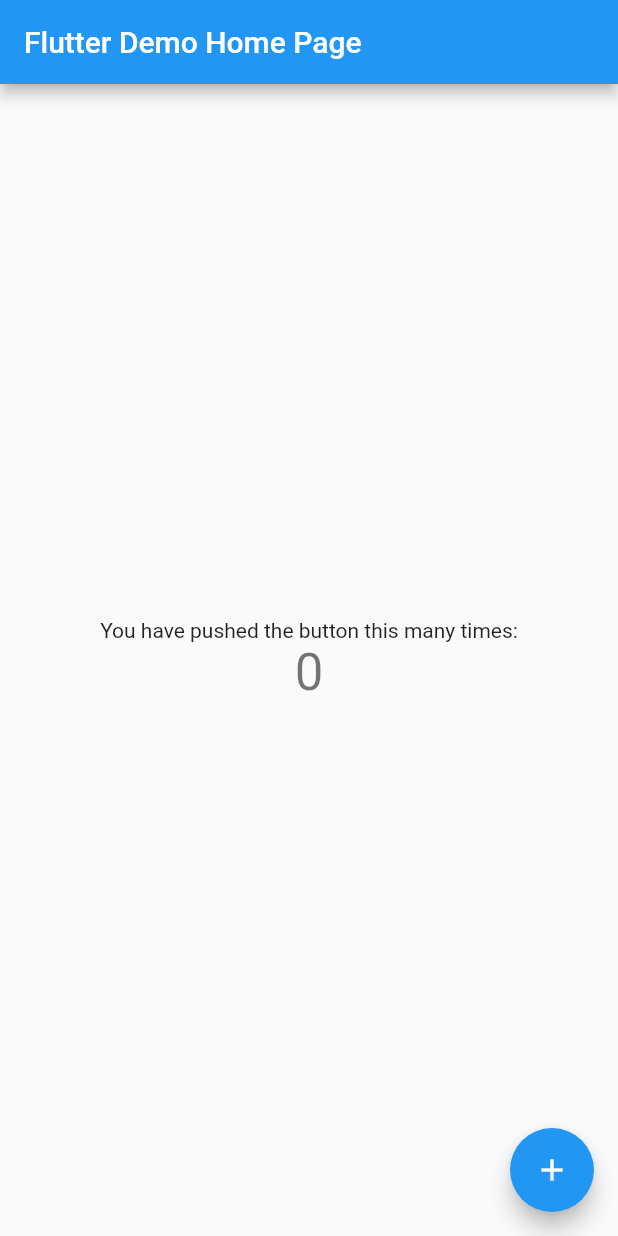
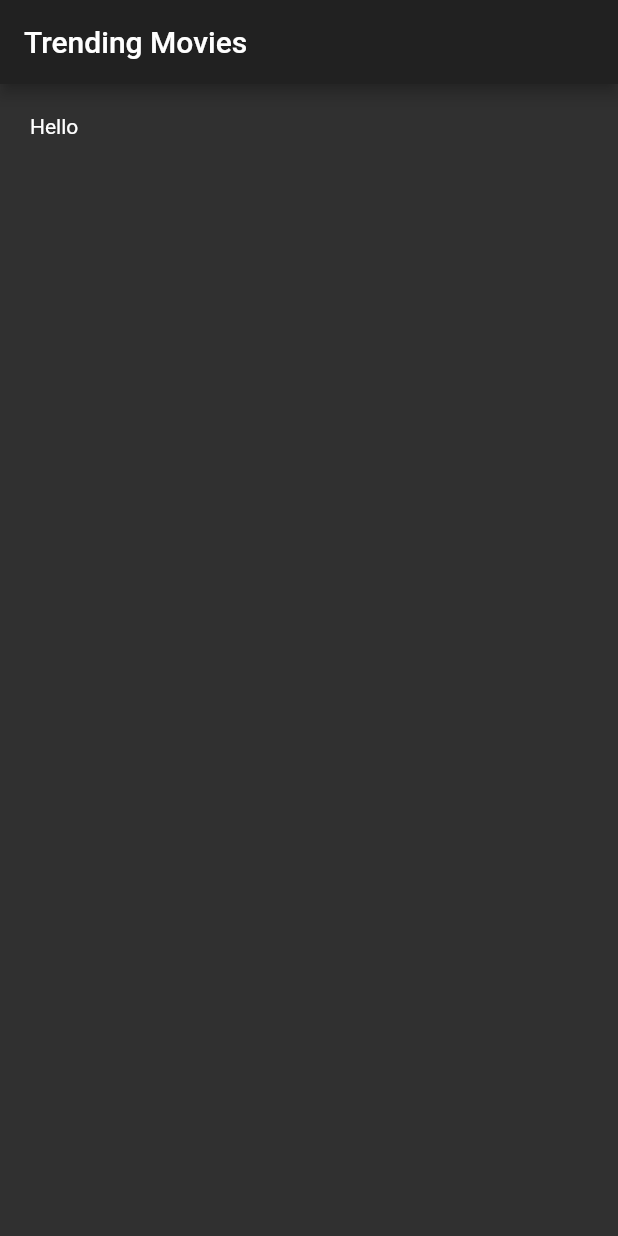
Before and after one commit to Giugiur/trending_movies, a Flutter app: the screen it shows after launch, on a phone screen of 412 x 824 dp. Run offline on Flutter 3.47's test engine with Material 2 defaults, Android fonts, the phone set to English and light mode, and no system bars; network calls fail.

```diff
--- a/lib/main.dart
+++ b/lib/main.dart
@@ -1,4 +1,8 @@
+import 'dart:ui';
 import 'package:flutter/material.dart';
+import 'package:provider/provider.dart';
+import '../movies/movies_screen.dart';
+import '../movies/movies_provider.dart';
 
 void main() {
   runApp(const MyApp());
@@ -7,109 +11,20 @@ void main() {
 class MyApp extends StatelessWidget {
   const MyApp({Key? key}) : super(key: key);
 
-  // This widget is the root of your application.
   @override
   Widget build(BuildContext context) {
-    return MaterialApp(
-      title: 'Flutter Demo',
-      theme: ThemeData(
-        // This is the theme of your application.
-        //
-        // Try running your application with "flutter run". You'll see the
-        // application has a blue toolbar. Then, without quitting the app, try
-        // changing the primarySwatch below to Colors.green and then invoke
-        // "hot reload" (press "r" in the console where you ran "flutter run",
-        // or simply save your changes to "hot reload" in a Flutter IDE).
-        // Notice that the counter didn't reset back to zero; the application
-        // is not restarted.
-        primarySwatch: Colors.blue,
+    return MultiProvider(
+      providers: [
+        ChangeNotifierProvider(create: (_) => Movies()),
+      ],
+      child: MaterialApp(
+        title: 'Trending Movies',
+        theme: ThemeData(
+          primarySwatch: Colors.yellow,
+          brightness: Brightness.dark
+        ),
+        home: MoviesScreen(),
       ),
-      home: const MyHomePage(title: 'Flutter Demo Home Page'),
     );
   }
 }
-
-class MyHomePage extends StatefulWidget {
-  const MyHomePage({Key? key, required this.title}) : super(key: key);
-
-  // This widget is the home page of your application. It is stateful, meaning
-  // that it has a State object (defined below) that contains fields that affect
-  // how it looks.
-
-  // This class is the configuration for the state. It holds the values (in this
-  // case the title) provided by the parent (in this case the App widget) and
-  // used by the build method of the State. Fields in a Widget subclass are
-  // always marked "final".
-
-  final String title;
-
-  @override
-  State<MyHomePage> createState() => _MyHomePageState();
-}
-
-class _MyHomePageState extends State<MyHomePage> {
-  int _counter = 0;
-
-  void _incrementCounter() {
-    setState(() {
-      // This call to setState tells the Flutter framework that something has
-      // changed in this State, which causes it to rerun the build method below
-      // so that the display can reflect the updated values. If we changed
-      // _counter without calling setState(), then the build method would not be
-      // called again, and so nothing would appear to happen.
-      _counter++;
-    });
-  }
-
-  @override
-  Widget build(BuildContext context) {
-    // This method is rerun every time setState is called, for instance as done
-    // by the _incrementCounter method above.
-    //
-    // The Flutter framework has been optimized to make rerunning build methods
-    // fast, so that you can just rebuild anything that needs updating rather
-    // than having to individually change instances of widgets.
-    return Scaffold(
-      appBar: AppBar(
-        // Here we take the value from the MyHomePage object that was created by
-        // the App.build method, and use it to set our appbar title.
-        title: Text(widget.title),
-      ),
-      body: Center(
-        // Center is a layout widget. It takes a single child and positions it
-        // in the middle of the parent.
-        child: Column(
-          // Column is also a layout widget. It takes a list of children and
-          // arranges them vertically. By default, it sizes itself to fit its
-          // children horizontally, and tries to be as tall as its parent.
-          //
-          // Invoke "debug painting" (press "p" in the console, choose the
-          // "Toggle Debug Paint" action from the Flutter Inspector in Android
-          // Studio, or the "Toggle Debug Paint" command in Visual Studio Code)
-          // to see the wireframe for each widget.
-          //
-          // Column has various properties to control how it sizes itself and
-          // how it positions its children. Here we use mainAxisAlignment to
-          // center the children vertically; the main axis here is the vertical
-          // axis because Columns are vertical (the cross axis would be
-          // horizontal).
-          mainAxisAlignment: MainAxisAlignment.center,
-          children: <Widget>[
-            const Text(
-              'You have pushed the button this many times:',
-            ),
-            Text(
-              '$_counter',
-              style: Theme.of(context).textTheme.headline4,
-            ),
-          ],
-        ),
-      ),
-      floatingActionButton: FloatingActionButton(
-        onPressed: _incrementCounter,
-        tooltip: 'Increment',
-        child: const Icon(Icons.add),
-      ), // This trailing comma makes auto-formatting nicer for build methods.
-    );
-  }
-}
--- /dev/null
+++ b/lib/movies/movie.dart
@@ -0,0 +1,3 @@
+class Movie {
+
+}
--- /dev/null
+++ b/lib/movies/movies_provider.dart
@@ -0,0 +1,18 @@
+import 'package:flutter/foundation.dart';
+import 'package:http/http.dart' as http;
+import 'movie.dart';
+import '../utils/keys.dart';
+
+class Movies with ChangeNotifier {
+
+  Future<List<Movie>> fetchMovies() async {
+    final url = Uri.parse('https://api.themoviedb.org/3/trending/all/day?api_key=$API_KEY');
+    try {
+      final response = await http.get(url);
+      print(response.body);
+      return [];
+    } catch (error) {
+      throw error;
+    }
+  }
+}
--- /dev/null
+++ b/lib/movies/movies_screen.dart
@@ -0,0 +1,45 @@
+import 'package:flutter/material.dart';
+import 'package:provider/provider.dart';
+import 'movie.dart';
+import 'movies_provider.dart';
+
+class MoviesScreen extends StatefulWidget {
+  @override
+  _MoviesScreenState createState() => _MoviesScreenState();
+}
+
+class _MoviesScreenState extends State<MoviesScreen> {
+  static const routeName = '/movies';
+  List<Movie> _movies = [];
+  bool _isLoading = false;
+
+  @override
+  void didChangeDependencies () {
+    super.didChangeDependencies();
+    if (_movies.isEmpty) {
+      setState(() {
+        _isLoading = true;
+      });
+      Provider.of<Movies>(context, listen: false).fetchMovies().then((response) {
+        _movies = response;
+      }).catchError((error) {
+        //TODO: Handle error
+      }).whenComplete(() => setState(() {
+        _isLoading = false;
+      }));
+    }
+  }
+
+  @override
+  Widget build(BuildContext context) {
+    return Scaffold(
+      appBar: AppBar(
+        title: const Text('Trending Movies')
+      ),
+      body: Container(
+        padding: const EdgeInsets.all(20),
+        child: _isLoading ? const Center(child: CircularProgressIndicator(),) : const Text('Hello'),
+      ),
+    );
+  }
+}
--- /dev/null
+++ b/lib/utils/keys.dart
@@ -0,0 +1 @@
+const API_KEY = 'e5f1ce8caeb7b6473e4936e2e7bc93ff';
```
Also changed, not shown: pubspec.yaml (+2 -9 lines), pubspec.lock.
